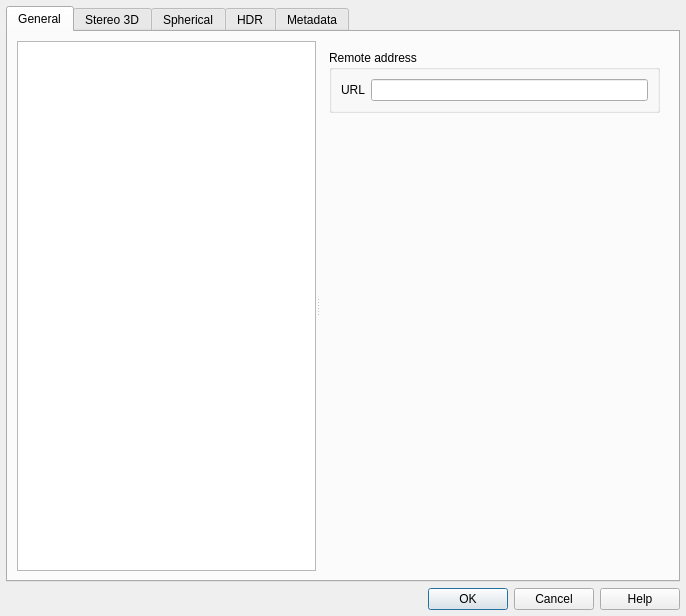
First picture: the form in Designer/components/SceneEditor/nodes/ui/propertiesdialog.ui, repository VoukoderPro/VoukoderPro, before the edit.
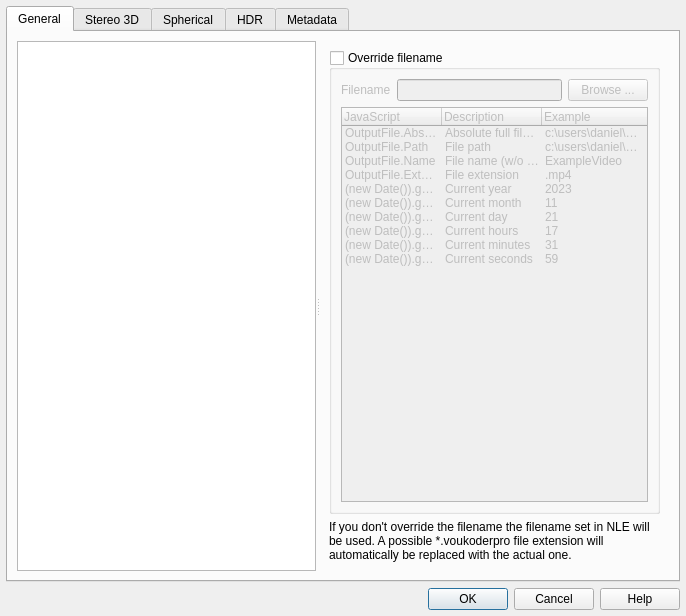
Second picture: the form after the edit. The open tabs and pages were chosen to show the change. Custom widgets are drawn as their Qt base class.

Patch:
```diff
--- a/Designer/components/SceneEditor/nodes/ui/propertiesdialog.ui
+++ b/Designer/components/SceneEditor/nodes/ui/propertiesdialog.ui
@@ -74,45 +74,9 @@
            <number>0</number>
           </property>
           <widget class="QtTreePropertyBrowser" name="propertyBrowser"/>
-          <widget class="QWidget" name="urlBrowser">
-           <layout class="QVBoxLayout" name="verticalLayout_8">
-            <item>
-             <widget class="QGroupBox" name="urlGroup">
-              <property name="title">
-               <string>Remote address</string>
-              </property>
-              <layout class="QFormLayout" name="formLayout_6">
-               <item row="0" column="0">
-                <widget class="QLabel" name="label_14">
-                 <property name="text">
-                  <string>URL</string>
-                 </property>
-                </widget>
-               </item>
-               <item row="0" column="1">
-                <widget class="QLineEdit" name="urlInput"/>
-               </item>
-              </layout>
-             </widget>
-            </item>
-            <item>
-             <spacer name="verticalSpacer_6">
-              <property name="orientation">
-               <enum>Qt::Vertical</enum>
-              </property>
-              <property name="sizeHint" stdset="0">
-               <size>
-                <width>20</width>
-                <height>40</height>
-               </size>
-              </property>
-             </spacer>
-            </item>
-           </layout>
-          </widget>
           <widget class="QWidget" name="fileBrowser">
-           <layout class="QVBoxLayout" name="verticalLayout_7">
-            <item>
+           <layout class="QGridLayout" name="gridLayout">
+            <item row="0" column="0">
              <widget class="QGroupBox" name="filenameGroup">
               <property name="title">
                <string>Override filename</string>
@@ -313,7 +277,7 @@
               </layout>
              </widget>
             </item>
-            <item>
+            <item row="1" column="0">
              <widget class="QLabel" name="label_15">
               <property name="text">
                <string>If you don't override the filename the filename set in NLE will be used. A possible *.voukoderpro file extension will automatically be replaced with the actual one.</string>
```
Left out of the diff: 2 changed lines with no effect on the pictures.
